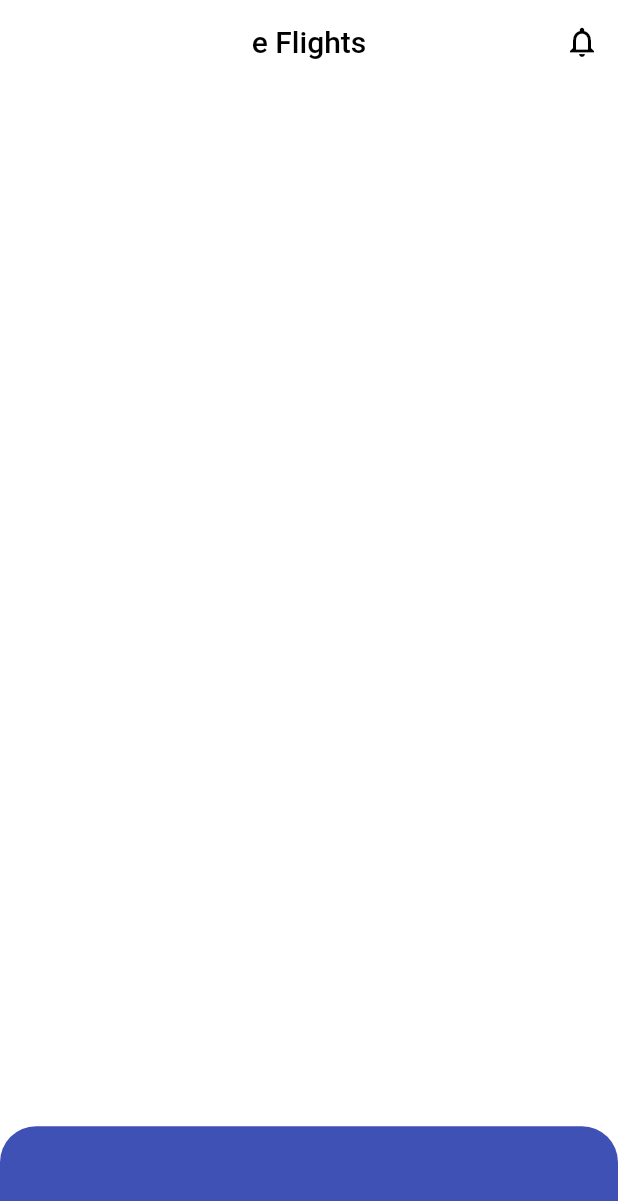
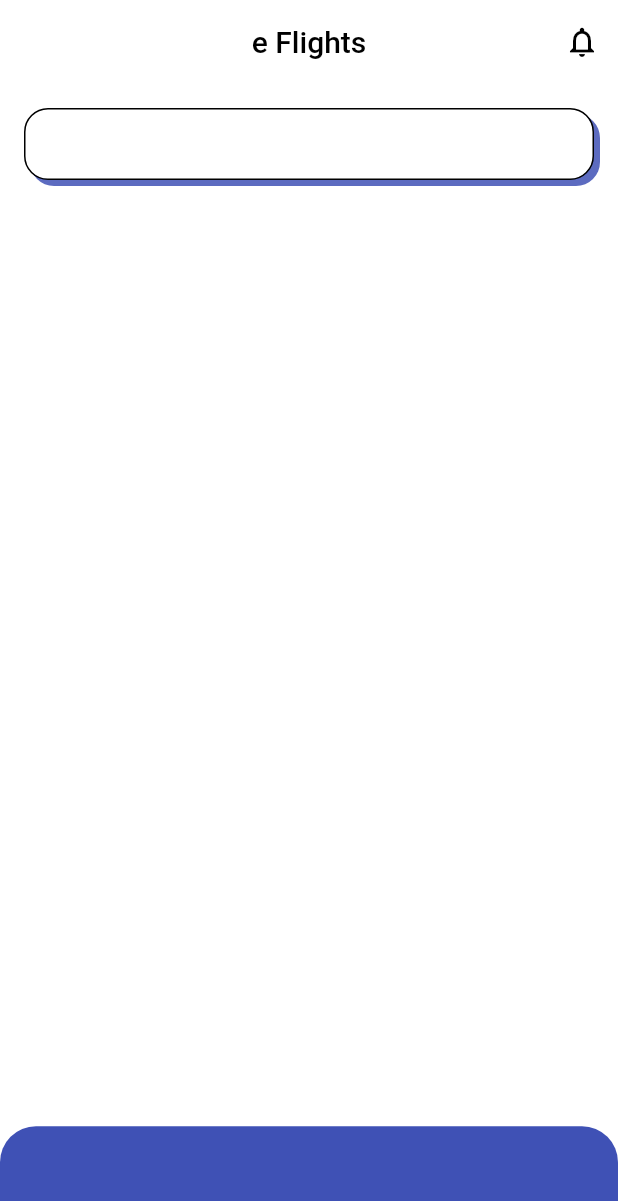
Before and after one commit to JAICHANGPARK/flutter_notebook_17th_story, a Flutter app: the screen it shows after launch, on a phone screen of 412 x 824 dp. Shown: the top 1201 px of the screen. Run offline on Flutter 3.47's test engine with Material 2 defaults, Android fonts, the phone set to English and light mode, and no system bars; our stand-ins replace badges, cached_network_image, fl_chart, flutter_riverpod, freezed_annotation, ionicons and 1 more.

Commit message:
Update flight_home_page.dart

```diff
--- a/lib/ep1040_flight_booking_app/src/flight_home_page.dart
+++ b/lib/ep1040_flight_booking_app/src/flight_home_page.dart
@@ -32,7 +32,21 @@ class _FlightHomePageState extends State<FlightHomePage> {
             Expanded(
               flex: 19,
               child: Column(
-                children: [],
+                children: [
+                  Padding(
+                    padding: const EdgeInsets.all(16.0),
+                    child: Container(
+                      height: 48,
+                      decoration: BoxDecoration(
+                          color: Colors.white,
+                          borderRadius: BorderRadius.circular(16),
+                          border: Border.all(
+                            color: Colors.black,
+                          ),
+                          boxShadow: [BoxShadow(color: Colors.indigo[400]!, offset: Offset(4, 4))]),
+                    ),
+                  )
+                ],
               ),
             ),
             Expanded(
```
